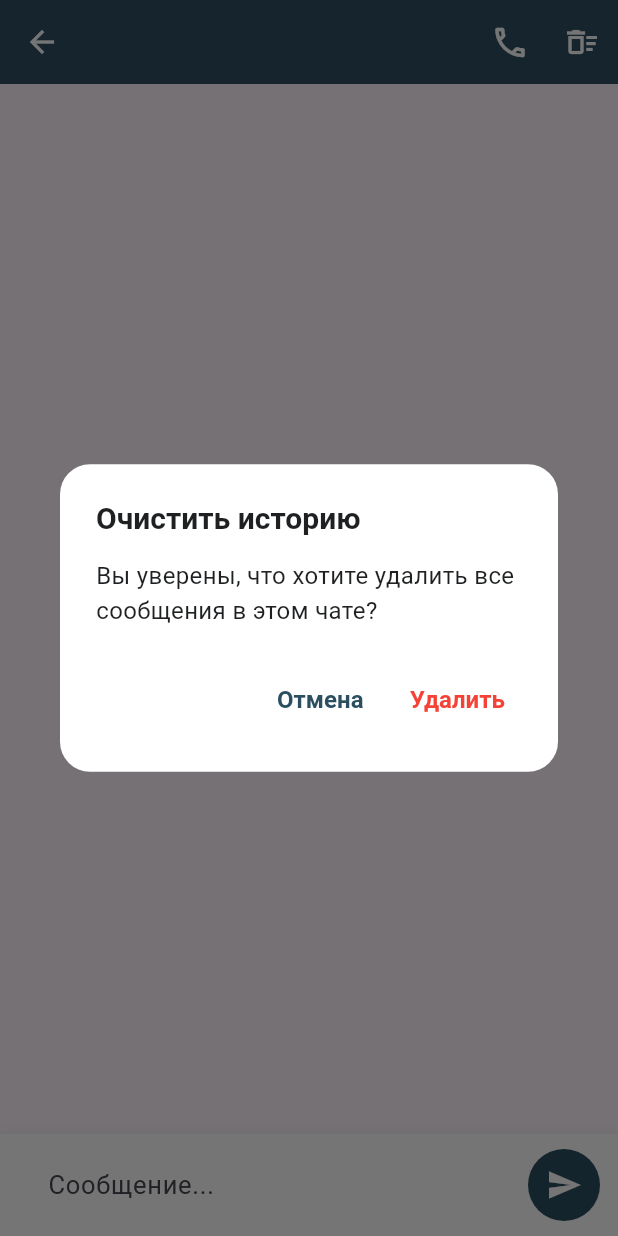
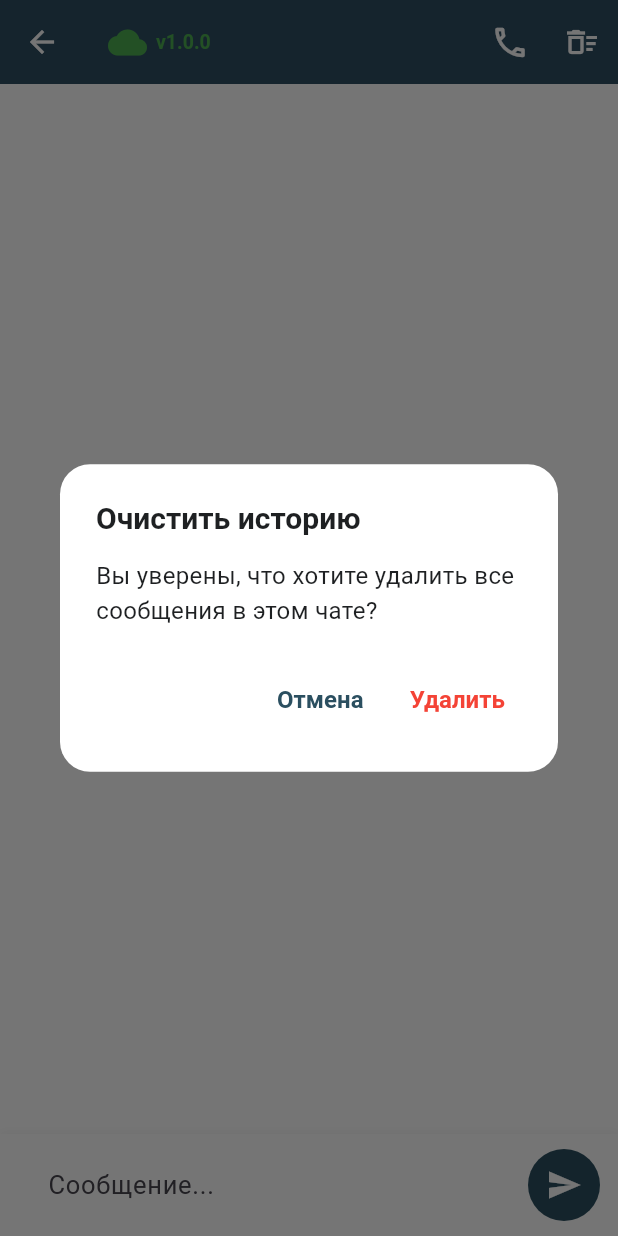
Before and after one commit to vadimkolobanov/orpheus_client, a Flutter app: the ChatScreen screen opened directly with empty values, after a tap on the "delete sweep" icon, on a phone screen of 412 x 824 dp. Run offline on Flutter 3.47's test engine with Material 3 defaults, Android fonts, the phone set to English and light mode, and no system bars; our stand-ins replace audioplayers, flutter_secure_storage, google_fonts, permission_handler, rxdart, sqflite; missing offline and left inert: cryptography, flutter_webrtc; accounts and stored records are empty; statements that could not run were skipped.

Commit message:
v0.5-alpha Добалвено отображение версии (переход на работу с перплексити)

```diff
--- a/lib/chat_screen.dart
+++ b/lib/chat_screen.dart
@@ -2,11 +2,12 @@
 
 import 'dart:async';
 import 'package:flutter/material.dart';
-import 'package:orpheus_project/call_screen.dart'; // <-- Импорт экрана звонка
+import 'package:orpheus_project/call_screen.dart';
 import 'package:orpheus_project/main.dart';
 import 'package:orpheus_project/models/chat_message_model.dart';
 import 'package:orpheus_project/models/contact_model.dart';
 import 'package:orpheus_project/services/database_service.dart';
+import 'package:orpheus_project/config.dart'; // <-- Импорт конфигурации
 
 class ChatScreen extends StatefulWidget {
   final Contact contact;
@@ -52,7 +53,6 @@ class _ChatScreenState extends State<ChatScreen> {
     await DatabaseService.instance.addMessage(sentMessage, widget.contact.publicKey);
     try {
       final payload = await cryptoService.encrypt(widget.contact.publicKey, messageText);
-      // ИЗМЕНЕНИЕ: Используем новый метод sendChatMessage
       websocketService.sendChatMessage(widget.contact.publicKey, payload);
     } catch (e) {
       print("Ошибка отправки: $e");
@@ -83,22 +83,54 @@ class _ChatScreenState extends State<ChatScreen> {
   @override
   Widget build(BuildContext context) {
     return Scaffold(
-      backgroundColor: Theme.of(context).colorScheme.background,
+      backgroundColor: Theme.of(context).colorScheme.surface,
       appBar: AppBar(
-        title: Text(widget.contact.name),
+        // ВЕРСИЯ И ОБЛАЧКО В TITLE
+        title: Row(
+          mainAxisSize: MainAxisSize.min,
+          children: [
+            // Зеленое облачко (можно заменить на свой виджет статуса)
+            const Icon(Icons.cloud_rounded, color: Colors.green, size: 26),
+
+            // Отступ между облачком и версией
+            const SizedBox(width: 6),
+
+            // Текст с версией приложения
+            Text(
+              AppConfig.appVersion,
+              style: const TextStyle(
+                fontSize: 13,
+                color: Colors.green,
+                fontWeight: FontWeight.bold,
+              ),
+            ),
+
+            // Отступ между версией и именем контакта
+            const SizedBox(width: 12),
+
+            // Имя контакта
+            Flexible(
+              child: Text(
+                widget.contact.name,
+                style: const TextStyle(fontSize: 18),
+                overflow: TextOverflow.ellipsis,
+              ),
+            ),
+          ],
+        ),
+        // Кнопки действий в AppBar
         actions: [
-          // --- КНОПКА ЗВОНКА ---
+          // Кнопка звонка
           IconButton(
             icon: const Icon(Icons.call_outlined, size: 26),
             tooltip: 'Позвонить',
             onPressed: () {
               Navigator.push(context, MaterialPageRoute(
-                // Передаем только ключ контакта, т.к. мы инициатор звонка
                 builder: (context) => CallScreen(contactPublicKey: widget.contact.publicKey),
               ));
             },
           ),
-          // --- КНОПКА УДАЛЕНИЯ ИСТОРИИ ---
+          // Кнопка очистки истории
           IconButton(
             icon: const Icon(Icons.delete_sweep_outlined),
             tooltip: 'Очистить историю чата',
@@ -108,6 +140,7 @@ class _ChatScreenState extends State<ChatScreen> {
       ),
       body: Column(
         children: [
+          // Список сообщений
           Expanded(
             child: ListView.builder(
               reverse: true,
@@ -143,6 +176,7 @@ class _ChatScreenState extends State<ChatScreen> {
               },
             ),
           ),
+          // Поле ввода сообщения
           Container(
             padding: const EdgeInsets.symmetric(horizontal: 12.0, vertical: 8.0),
             decoration: BoxDecoration(
--- a/lib/config.dart
+++ b/lib/config.dart
@@ -1,11 +1,7 @@
 // lib/config.dart
 
 class AppConfig {
-  // --- ГЛАВНАЯ НАСТРОЙКА ---
-  // Меняйте этот адрес, когда перенесете сервер на хостинг.
-  // Для Android-эмулятора: '10.0.2.2'
-  // Для iOS-симулятора: 'localhost'
-  // Для реального устройства в той же Wi-Fi сети: IP-адрес вашего компьютера (например, '192.168.1.5')
+  static const String appVersion = "v1.0.0";
   static const String serverIp = 'vadimkolobanov-orpheus-d95e.twc1.net';
 
 
--- a/lib/services/sound_service.dart
+++ b/lib/services/sound_service.dart
@@ -15,7 +15,7 @@ class SoundService {
 
   final AudioPlayer _dialingPlayer = AudioPlayer();
   final AudioPlayer _notificationPlayer = AudioPlayer();
-  bool _isDisposed = false;
+  final bool _isDisposed = false;
 
   Future<void> playDialingSound() async {
     if (_isDisposed) return;
--- a/lib/services/webrtc_service.dart
+++ b/lib/services/webrtc_service.dart
@@ -114,8 +114,9 @@ class WebRTCService {
     _peerConnection?.onIceCandidate = (RTCIceCandidate candidate) {
       if (candidate.candidate == null) return;
       String type = 'unknown';
-      if (candidate.candidate!.contains('typ host')) type = 'host (прямой)';
-      else if (candidate.candidate!.contains('typ srflx')) type = 'srflx (STUN)';
+      if (candidate.candidate!.contains('typ host')) {
+        type = 'host (прямой)';
+      } else if (candidate.candidate!.contains('typ srflx')) type = 'srflx (STUN)';
       else if (candidate.candidate!.contains('typ relay')) type = 'relay (TURN)';
       _addLog(WebRTCConnectionState.Connecting, iceCandidateType: type);
       final candidateMap = { 'candidate': candidate.candidate, 'sdpMid': candidate.sdpMid, 'sdpMLineIndex': candidate.sdpMLineIndex };
```
Also changed, not shown: lib/contacts_screen.dart (+68 -16 lines), lib/services/crypto_service.dart (+7 -12 lines).
